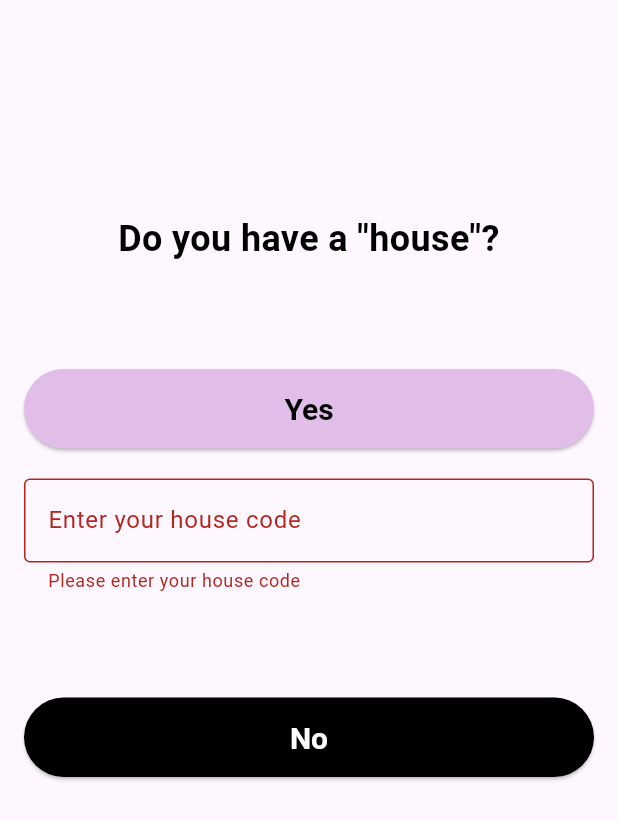
After one commit to Janjaaa/ProjetoInterdisciplinar2a1s, a Flutter app: the HousePage screen opened by its route, after a tap on "Yes", on a phone screen of 412 x 824 dp. The commit adds this screen. Shown: the top 820 px of the screen. Run offline on Flutter 3.47's test engine with Material 3 defaults, Android fonts, the phone set to English and light mode, and no system bars; our stand-ins replace go_router, shared_preferences; missing offline and left inert: dart:html, form_builder_image_picker; accounts and stored records are empty; network calls fail.

Commit message:
criar/juntar casa adicionado e a funcionar

```diff
--- a/lib/ListsPage.dart
+++ b/lib/ListsPage.dart
@@ -264,8 +264,6 @@ class _PantryState extends State<Pantry> {
       'Content-Type': 'application/json',
     });
     if (response.statusCode == 200) {
-      // If the server did return a 200 OK response,
-      // then parse the JSON.
       List<dynamic> jsonList = jsonDecode(response.body) as List<dynamic>;
       List<Product> products = jsonList
           .map((json) => Product.fromJson(json as Map<String, dynamic>))
@@ -273,8 +271,6 @@ class _PantryState extends State<Pantry> {
       products.sort((a, b) => a.name.compareTo(b.name));
       return products;
     } else {
-      // If the server did not return a 200 OK response,
-      // then throw an exception.
       throw Exception('Failed to load pantry items');
     }
   }
@@ -485,6 +481,7 @@ class _ProductItemShopList extends State<ProductItemShopList> {
   }
 
   Future<void> _decrementQuantity() async {
+    if (widget.product.quantity > 0) {
       setState(() {
         widget.product.quantity--;
       });
@@ -512,6 +509,7 @@ class _ProductItemShopList extends State<ProductItemShopList> {
         }
       } else {
         print('Failed to update item: ${response.statusCode}');
+      }
     }
   }
 }
--- /dev/null
+++ b/lib/haveHouse.dart
@@ -0,0 +1,141 @@
+import 'package:flutter/material.dart';
+import 'package:go_router/go_router.dart';
+import 'package:http/http.dart' as http;
+import 'dart:convert';
+import 'package:shared_preferences/shared_preferences.dart';
+
+class HousePage extends StatefulWidget {
+  @override
+  _HousePageState createState() => _HousePageState();
+}
+
+class _HousePageState extends State<HousePage> {
+  final _houseCodeController = TextEditingController();
+  final _formKey = GlobalKey<FormState>();
+  String? _errorMessage;
+
+  @override
+  Widget build(BuildContext context) {
+    return Scaffold(
+      appBar: AppBar(
+        automaticallyImplyLeading: false,
+        title: Text(""),
+      ),
+      body: Padding(
+        padding: const EdgeInsets.all(16.0),
+        child: Column(
+          mainAxisAlignment: MainAxisAlignment.start,
+          children: <Widget>[
+            SizedBox(height: 70),
+            Text(
+              'Do you have a "house"?',
+              style: TextStyle(
+                fontSize: 24,
+                fontWeight: FontWeight.bold,
+                color: Colors.black,
+              ),
+              textAlign: TextAlign.center,
+            ),
+            SizedBox(height: 70),
+            SizedBox(
+              width: double.infinity,
+              child: ElevatedButton(
+                style: ElevatedButton.styleFrom(
+                  backgroundColor: Colors.purple[100],
+                  padding: EdgeInsets.symmetric(vertical: 15),
+                  textStyle: TextStyle(
+                    fontSize: 20,
+                    fontWeight: FontWeight.bold,
+                    color: Colors.black,
+                  ),
+                ),
+                onPressed: () async {
+                  if (_formKey.currentState!.validate()) {
+                    var url =
+                        Uri.parse('http://localhost:3000/house/joinhouse');
+                    final SharedPreferences prefs =
+                        await SharedPreferences.getInstance();
+                    String? token = await prefs.getString('token');
+                    token = token!.substring(1, token.length - 1);
+                    print(token);
+                    var response = await http.post(
+                      url,
+                      headers: {
+                        'Authorization': 'Bearer $token',
+                        'Content-Type': 'application/json',
+                      },
+                      body:
+                          jsonEncode({'houseCode': _houseCodeController.text}),
+                    );
+
+                    if (response.statusCode == 200) {
+                      context.go('/ListsPage.dart');
+                      setState(() {
+                        _errorMessage = null;
+                      });
+                    } else {
+                      setState(() {
+                        _errorMessage = "Please enter a valid code!";
+                      });
+                      _formKey.currentState!.validate();
+                    }
+                  }
+                },
+                child: const Text(
+                  'Yes',
+                  style: TextStyle(
+                    color: Colors.black,
+                  ),
+                ),
+              ),
+            ),
+            SizedBox(height: 20),
+            Form(
+              key: _formKey,
+              child: TextFormField(
+                controller: _houseCodeController,
+                decoration: InputDecoration(
+                  border: OutlineInputBorder(),
+                  labelText: 'Enter your house code',
+                ),
+                validator: (value) {
+                  if (_errorMessage != null) {
+                    return _errorMessage;
+                  }
+                  if (value == null || value.isEmpty) {
+                    return 'Please enter your house code';
+                  }
+                  return null;
+                },
+              ),
+            ),
+            SizedBox(height: 70),
+            SizedBox(
+              width: double.infinity,
+              child: ElevatedButton(
+                style: ElevatedButton.styleFrom(
+                  backgroundColor: Colors.black,
+                  padding: EdgeInsets.symmetric(vertical: 15),
+                  textStyle: TextStyle(
+                    fontSize: 20,
+                    fontWeight: FontWeight.bold,
+                    color: Colors.white,
+                  ),
+                ),
+                onPressed: () {
+                  context.go('/createHouse.dart');
+                },
+                child: const Text(
+                  'No',
+                  style: TextStyle(
+                    color: Colors.white,
+                  ),
+                ),
+              ),
+            ),
+          ],
+        ),
+      ),
+    );
+  }
+}
--- a/pubspec.yaml
+++ b/pubspec.yaml
@@ -15,6 +15,7 @@ dependencies:
   http: ^1.2.2
   image_picker: ^1.1.2
   shared_preferences: ^2.3.5
+  uuid: ^4.5.1
 
 dev_dependencies:
   flutter_test:
```
Also changed, not shown: lib/createHouse.dart (added, +113 -0 lines), lib/login.dart (deleted, +0 -23 lines), lib/main.dart (+172 -65 lines), pubspec.lock. Lines whose indentation alone changed are shown as unchanged.
